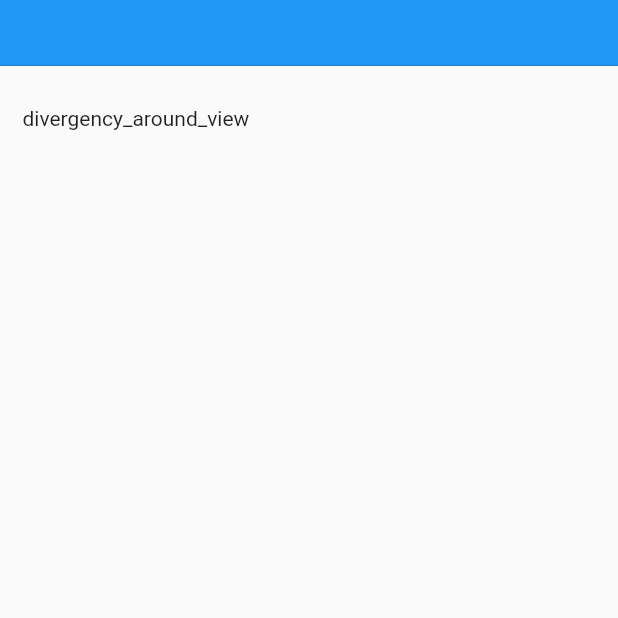
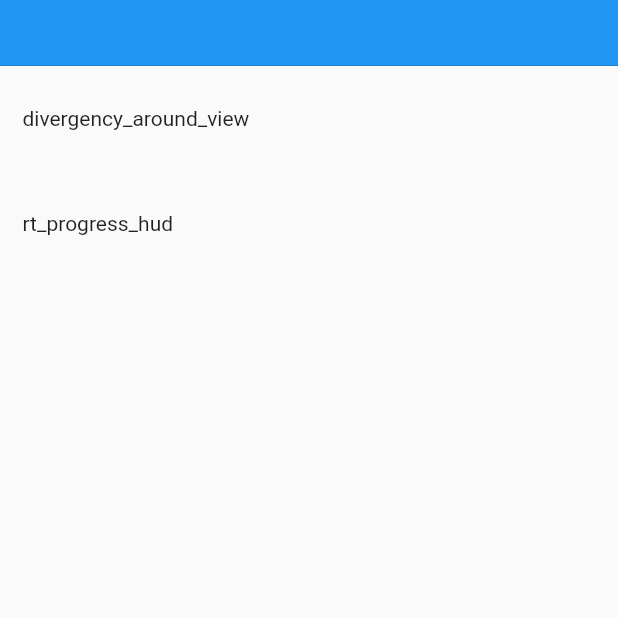
Before and after one commit to lrongtan/flutter_lee_ui_demo, a Flutter app: the screen it shows after launch, on a phone screen of 412 x 824 dp, the top half of it. Run offline on Flutter 3.47's test engine with Material 2 defaults, Android fonts, the phone set to English and light mode, and no system bars; missing offline and left inert: divergency_around_view, rt_progress_hud.

Commit message:
添加rt_progress_hud

```diff
--- a/lib/main.dart
+++ b/lib/main.dart
@@ -1,6 +1,7 @@
 import 'package:flutter/material.dart';
 import 'router/divergency_around_view_router.dart';
 import 'package:flutter/cupertino.dart';
+import 'router/rt_progress_hud_page.dart';
 
 void main() => runApp(MyApp());
 
@@ -28,11 +29,13 @@ class _MainPageState extends State<MainPage> {
 
   _Item _item1 = _Item(
       title: "divergency_around_view", routerPage: DivergencyAroundViewPage());
+  _Item _item2 = _Item(
+      title: "rt_progress_hud", routerPage: RTProgressHUDPage());
 
   @override
   void initState() {
     super.initState();
-    _list = [_item1];
+    _list = [_item1,_item2];
   }
 
   @override
```
Also changed, not shown: lib/router/rt_progress_hud_page.dart (added, +29 -0 lines), pubspec.yaml (+7 -0 lines), pubspec.lock.
